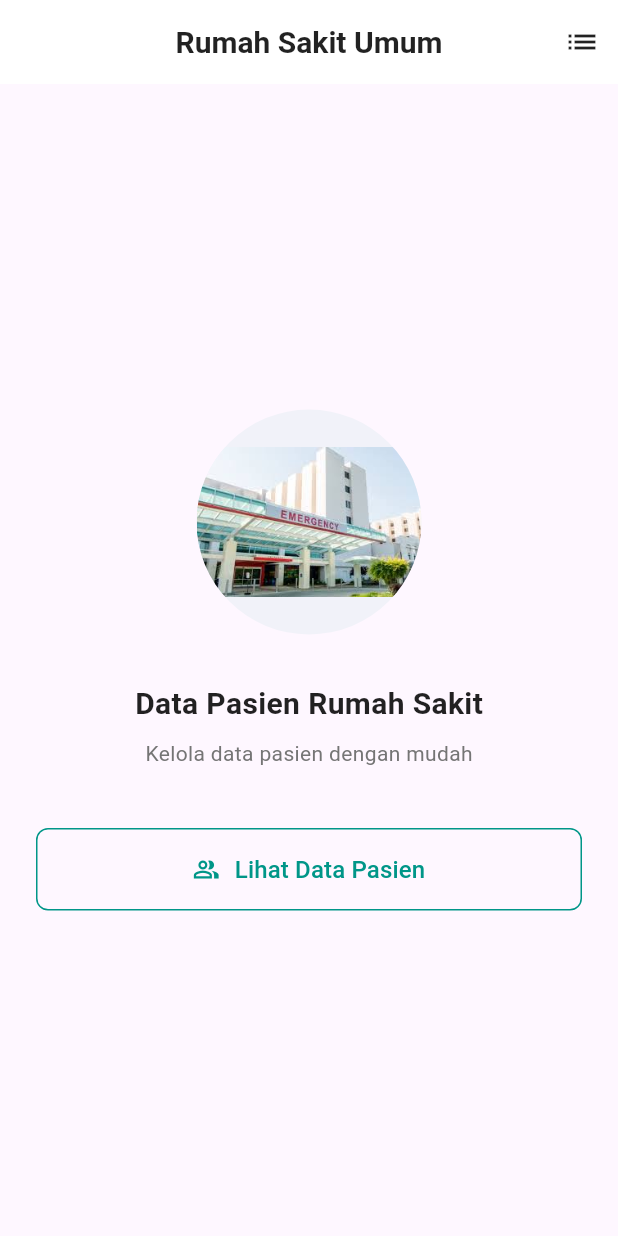
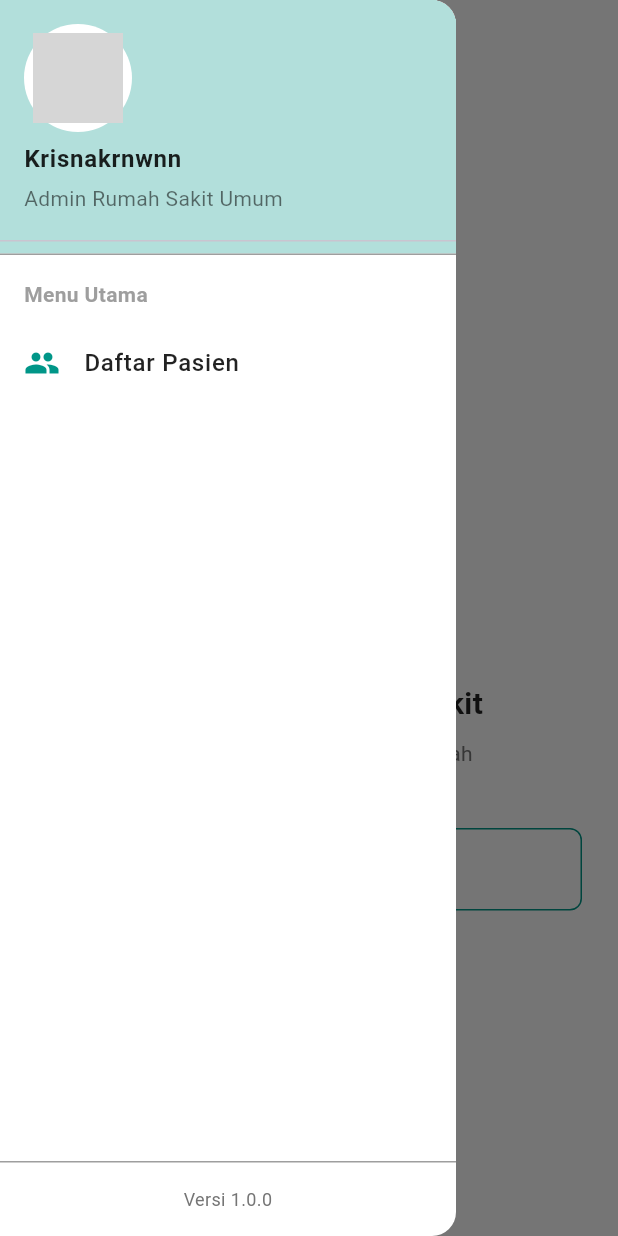
Before and after one commit to Krisnakrnwnn/ProjectMobile, a Flutter app: the screen it shows after launch, with the side drawer open (before the commit the screen has no drawer), on a phone screen of 412 x 824 dp. Run offline on Flutter 3.47's test engine with Material 3 defaults, Android fonts, the light colour scheme and no system bars; our stand-ins replace sqflite; accounts and stored records are empty; network calls fail; grey boxes are pictures that could not be loaded.

Commit message:
Perubahan pada halaman Home

```diff
--- a/lib/main.dart
+++ b/lib/main.dart
@@ -2,6 +2,7 @@ import 'package:flutter/material.dart';
 import 'package:provider/provider.dart';
 import 'package:pasien/providers/pasienProvider.dart';
 import 'package:pasien/screens/home.dart';
+import 'package:pasien/screens/listPasien.dart';
 import 'package:pasien/database/db.dart';
 
 void main() async {
@@ -36,8 +37,12 @@ class MyApp extends StatelessWidget {
             backgroundColor: Colors.blue,
           ),
         ),
-        home: HomeScreen(),
+        home: const HomeScreen(),
         debugShowCheckedModeBanner: false,
+        routes: {
+          '/home': (context) => const HomeScreen(),
+          '/patients': (context) => const PatientListScreen(),
+        },
       ),
     );
   }
--- a/lib/screens/home.dart
+++ b/lib/screens/home.dart
@@ -7,6 +7,7 @@ class HomeScreen extends StatelessWidget {
   @override
   Widget build(BuildContext context) {
     return Scaffold(
+      backgroundColor: Colors.white,
       appBar: AppBar(
         title: const Text(
           'Rumah Sakit Umum',
@@ -18,17 +19,97 @@ class HomeScreen extends StatelessWidget {
         centerTitle: true,
         backgroundColor: Colors.white,
         elevation: 0,
-        actions: [
-          IconButton(
-            icon: const Icon(Icons.list, color: Colors.black87),
-            onPressed: () {
+        iconTheme: const IconThemeData(color: Colors.black87),
+      ),
+      drawer: Drawer(
+        backgroundColor: Colors.white,
+        child: Column(
+          crossAxisAlignment: CrossAxisAlignment.stretch,
+          children: [
+            Container(
+              color: Colors.teal.shade100,
+              child: UserAccountsDrawerHeader(
+                accountName: const Text(
+                  "Krisnakrnwnn",
+                  style: TextStyle(
+                    color: Colors.black87,
+                    fontWeight: FontWeight.bold,
+                  ),
+                ),
+                accountEmail: const Text(
+                  "Admin Rumah Sakit Umum",
+                  style: TextStyle(color: Colors.black54),
+                ),
+                currentAccountPicture: CircleAvatar(
+                  backgroundColor: Colors.white,
+                  child: ClipOval(
+                    child: Image.network(
+                      'https://i.pravatar.cc/150?img=1',
+                      width: 60,
+                      height: 60,
+                      fit: BoxFit.cover,
+                    ),
+                  ),
+                ),
+                decoration: BoxDecoration(
+                  color: Colors.teal.shade100,
+                ),
+              ),
+            ),
+            const Divider(height: 1, thickness: 1, color: Colors.grey),
+            const SizedBox(height: 16),
+            Padding(
+              padding: const EdgeInsets.symmetric(horizontal: 16),
+              child: Column(
+                crossAxisAlignment: CrossAxisAlignment.start,
+                children: [
+                  const Text(
+                    'Menu Utama',
+                    style: TextStyle(
+                      fontSize: 14,
+                      color: Colors.grey,
+                      fontWeight: FontWeight.w600,
+                    ),
+                  ),
+                  const SizedBox(height: 8),
+                  ListTile(
+                    contentPadding: EdgeInsets.zero,
+                    leading: const Icon(Icons.people, color: Colors.teal),
+                    title: const Text(
+                      'Daftar Pasien',
+                      style: TextStyle(
+                        color: Colors.black87,
+                        fontWeight: FontWeight.w500,
+                      ),
+                    ),
+                    onTap: () {
+                      Navigator.pop(context);
                       Navigator.push(
                         context,
-                MaterialPageRoute(builder: (context) => PatientListScreen()),
+                        MaterialPageRoute(
+                            builder: (context) =>
+                                const PatientListScreen()),
                       );
                     },
                   ),
                 ],
+              ),
+            ),
+            const Spacer(),
+            const Divider(height: 1, thickness: 1, color: Colors.grey),
+            Padding(
+              padding: const EdgeInsets.all(16),
+              child: Text(
+                'Versi 1.0.0',
+                style: TextStyle(
+                  fontSize: 12,
+                  color: Colors.grey.shade600,
+                ),
+                textAlign: TextAlign.center,
+              ),
+            ),
+          ],
+        ),
       ),
       body: Center(
         child: Padding(
@@ -83,7 +164,9 @@ class HomeScreen extends StatelessWidget {
                   onPressed: () {
                     Navigator.push(
                       context,
-                      MaterialPageRoute(builder: (context) => const PatientListScreen()),
+                      MaterialPageRoute(
+                          builder: (context) =>
+                              const PatientListScreen()),
                     );
                   },
                   child: const Row(
--- a/lib/screens/tambahPasien.dart
+++ b/lib/screens/tambahPasien.dart
@@ -25,7 +25,7 @@ class _AddPatientScreenState extends State<AddPatientScreen> {
   @override
   void initState() {
     super.initState();
-    _avatarId = _random.nextInt(70) + 1; // Generate random ID 1-70
+    _avatarId = _random.nextInt(70) + 1;
   }
 
   Future<void> _selectDate(BuildContext context) async {
@@ -56,7 +56,7 @@ class _AddPatientScreenState extends State<AddPatientScreen> {
 
   void _refreshAvatar() {
     setState(() {
-      _avatarId = _random.nextInt(70) + 1; // New random ID 1-70
+      _avatarId = _random.nextInt(70) + 1;
     });
   }
 
--- a/pubspec.yaml
+++ b/pubspec.yaml
@@ -27,3 +27,4 @@ flutter:
 
   assets:
     - assets/hospital.png
+    - assets/images/profile.png
```
Also changed, not shown: assets/images/profile.png (added). Lines whose indentation alone changed are shown as unchanged.
